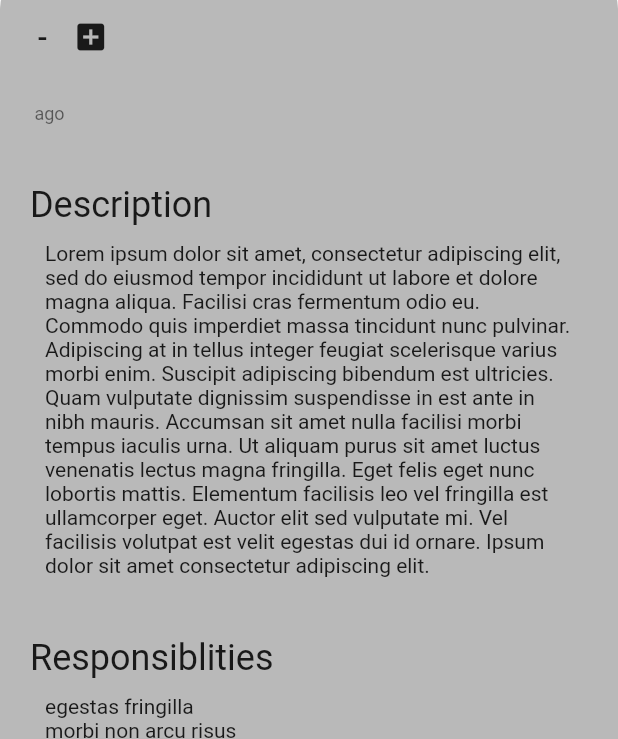
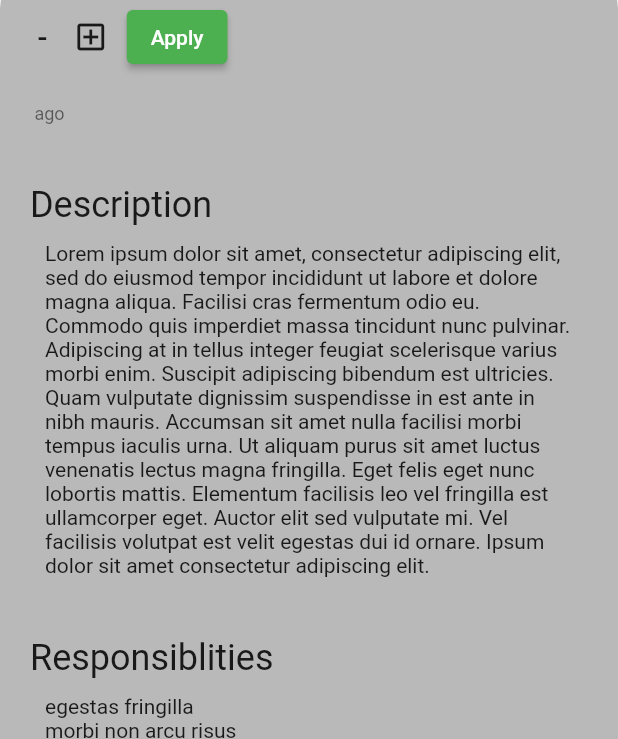
Before and after one commit to YagizTansu/internship.net, a Flutter app: the InternDetailPage screen opened directly with empty values, on a phone screen of 412 x 824 dp, the part 497-1236 px from its top. Run offline on Flutter 3.47's test engine with Material 2 defaults, Android fonts, the phone set to English and light mode, and no system bars; our stand-ins replace cloud_firestore, firebase_core, settings_ui; accounts and stored records are empty; generated files the repository leaves out were written again.

Commit message:
Saved button status added and change icon with this status

```diff
--- a/lib/SearchPage.dart
+++ b/lib/SearchPage.dart
@@ -168,6 +168,8 @@ class _InternDetailPageState extends State<InternDetailPage> {
   final CollectionReference saved =
       FirebaseFirestore.instance.collection('saved');
 
+  bool buttonState = false;
+
   @override
   Widget build(BuildContext context) {
     return Scaffold(
@@ -209,10 +211,11 @@ class _InternDetailPageState extends State<InternDetailPage> {
                                 style: Theme.of(context).textTheme.headline6,
                               ),
                               IconButton(
-                                icon: const Icon(Icons.add_box),
-                                tooltip: 'Increase volume by 10',
+                                icon: buttonState? Icon(Icons.add_box):Icon(Icons.add_box_outlined),
                                 onPressed: () {
                                   setState(() {
+                                    buttonState = !buttonState;
+                                    if(buttonState){
                                       Map<String, dynamic> savedIntern = {
                                         'jobTitle': widget.intern["jobTitle"],
                                         'location': widget.intern["location"],
@@ -220,18 +223,42 @@ class _InternDetailPageState extends State<InternDetailPage> {
                                         widget.intern["companyName"],
                                         'publishDay': widget.intern["publishDay"]
                                       };
-                                    saved.add(savedIntern);
+
+                                      saved.doc(widget.intern.id).set(savedIntern);
+                                    }else{
+                                      print(widget.intern.id);
+                                      FirebaseFirestore.instance.collection("saved").doc(widget.intern.id).delete();
+                                    }
                                   });
                                 },
+                              ),
+                              ElevatedButton(
+                                onPressed: () {
+                                  Navigator.of(context).push(MaterialPageRoute(
+                                      builder: (context) => ApplyPage()
+                                      ),
+                                  );
+                                },
+                                child: Text("Apply"),
+                                style: ButtonStyle(
+                                  backgroundColor: MaterialStateProperty.all(Colors.green),
+                                ),
                               ),
                             ],
                           ),
                         ),
                         Padding(
                           padding: const EdgeInsets.symmetric(horizontal: 20),
-                          child: Text(
+                          child: Row(
+                            children: [
+                              Text(
                                 widget.intern["publishDay"] + " ago",
                                 style: Theme.of(context).textTheme.bodySmall,
+                              ),
+                              SizedBox(
+                                width: 200,
+                              ),
+                            ],
                           ),
                         ),
                         Padding(
@@ -279,3 +306,19 @@ class _InternDetailPageState extends State<InternDetailPage> {
     );
   }
 }
+
+class ApplyPage extends StatefulWidget {
+  const ApplyPage({Key? key}) : super(key: key);
+
+  @override
+  State<ApplyPage> createState() => _ApplyPageState();
+}
+
+class _ApplyPageState extends State<ApplyPage> {
+  @override
+  Widget build(BuildContext context) {
+    return Scaffold(
+      appBar: AppBar(),
+    );
+  }
+}
```
Lines whose indentation alone changed are shown as unchanged.
